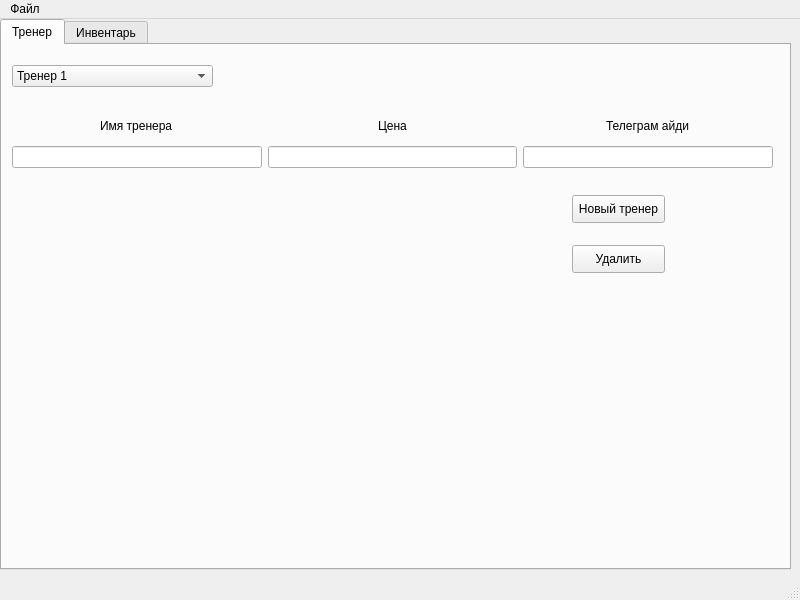
Old version of the form desctop app/window/main_window.ui in the repository km14corp/hakaton_prj.
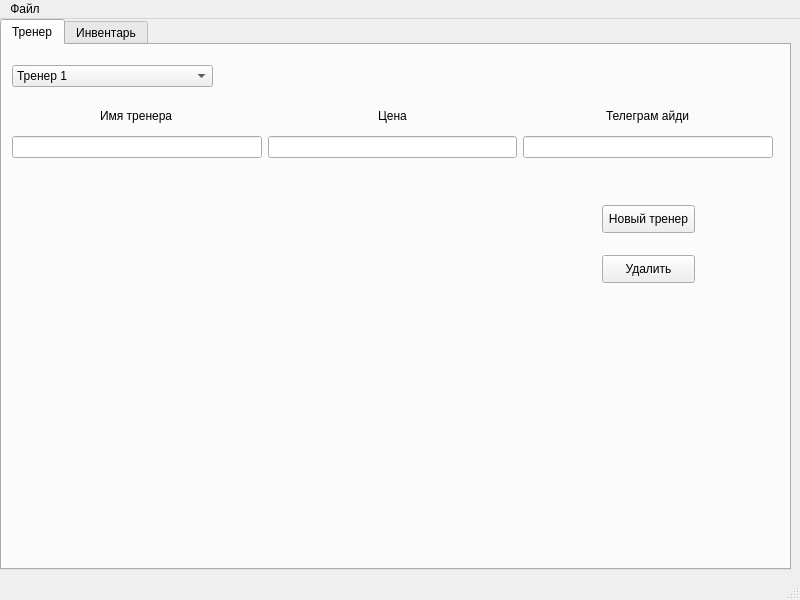
New version of the form. The open tabs and pages were chosen to show the change.

The edit to the form file:
```diff
--- a/desctop app/window/main_window.ui
+++ b/desctop app/window/main_window.ui
@@ -34,7 +34,7 @@
       <property name="geometry">
        <rect>
         <x>10</x>
-        <y>100</y>
+        <y>90</y>
         <width>761</width>
         <height>24</height>
        </rect>
@@ -55,7 +55,7 @@
       <property name="geometry">
        <rect>
         <x>10</x>
-        <y>60</y>
+        <y>50</y>
         <width>761</width>
         <height>41</height>
        </rect>
@@ -107,8 +107,8 @@
      <widget class="QPushButton" name="pushButton_new_coach">
       <property name="geometry">
        <rect>
-        <x>570</x>
-        <y>150</y>
+        <x>600</x>
+        <y>160</y>
         <width>93</width>
         <height>28</height>
        </rect>
@@ -120,8 +120,8 @@
      <widget class="QPushButton" name="pushButton_coach_delete">
       <property name="geometry">
        <rect>
-        <x>570</x>
-        <y>200</y>
+        <x>600</x>
+        <y>210</y>
         <width>93</width>
         <height>28</height>
        </rect>
```
Left out of the diff: 2 changed lines with no effect on the pictures.
